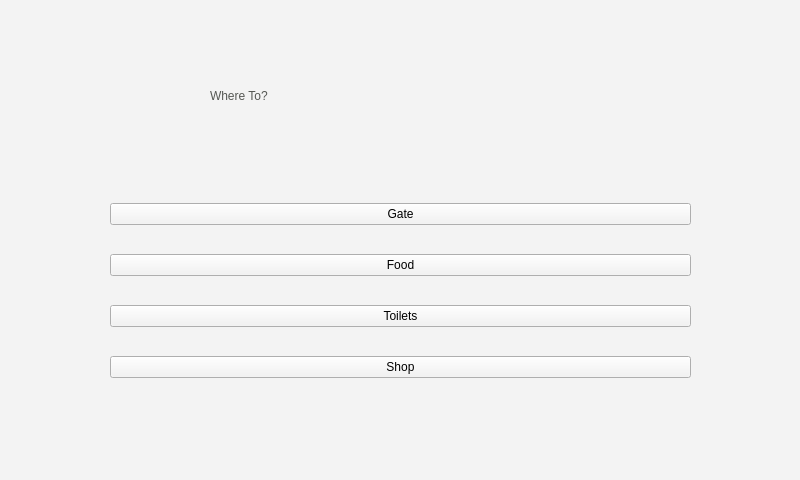
The window that ui/the.ui (yussefsoudan/sdp-ian) describes before a commit, drawn with Qt 5.
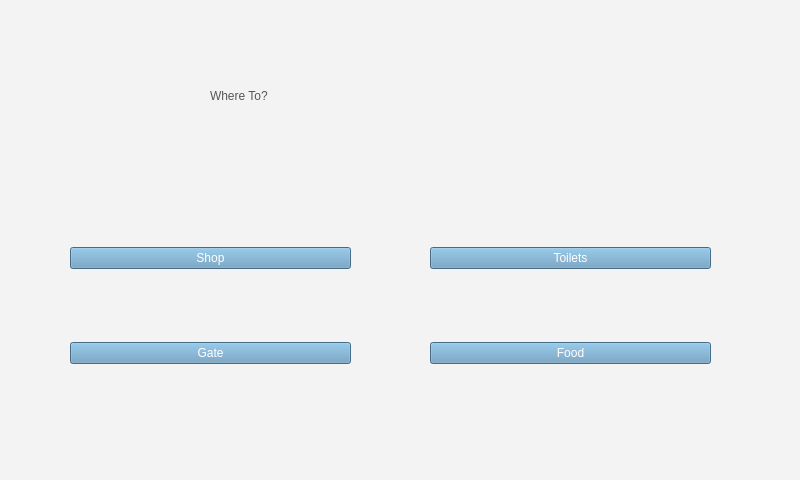
The same window after the commit.

```diff
--- a/ui/the.ui
+++ b/ui/the.ui
@@ -287,41 +287,76 @@
    <widget class="QWidget" name="gridLayoutWidget">
     <property name="geometry">
      <rect>
-      <x>110</x>
+      <x>70</x>
       <y>180</y>
-      <width>581</width>
-      <height>221</height>
+      <width>281</width>
+      <height>251</height>
      </rect>
     </property>
-    <layout class="QGridLayout" name="gridLayout">
-     <item row="0" column="0">
+    <layout class="QVBoxLayout" name="verticalLayout_2">
+     <item>
+      <widget class="QPushButton" name="shop">
+       <property name="styleSheet">
+        <string notr="true">font:20 34pt &quot;montserrat&quot;;
+background-color: rgb(98, 150, 187);
+color: rgb(255, 255, 255);</string>
+       </property>
+       <property name="text">
+        <string>Shop</string>
+       </property>
+      </widget>
+     </item>
+     <item>
       <widget class="QPushButton" name="gate">
+       <property name="styleSheet">
+        <string notr="true">font:20 34pt &quot;montserrat&quot;;
+background-color: rgb(98, 150, 187);
+color: rgb(255, 255, 255);</string>
+       </property>
        <property name="text">
         <string>Gate</string>
        </property>
       </widget>
      </item>
-     <item row="2" column="0">
+    </layout>
+   </widget>
+   <widget class="QWidget" name="verticalLayoutWidget_3">
+    <property name="geometry">
+     <rect>
+      <x>430</x>
+      <y>180</y>
+      <width>281</width>
+      <height>251</height>
+     </rect>
+    </property>
+    <layout class="QVBoxLayout" name="verticalLayout_3">
+     <property name="sizeConstraint">
+      <enum>QLayout::SetMinimumSize</enum>
+     </property>
+     <item>
       <widget class="QPushButton" name="toilet">
+       <property name="styleSheet">
+        <string notr="true">font:20 34pt &quot;montserrat&quot;;
+background-color: rgb(98, 150, 187);
+color: rgb(255, 255, 255);</string>
+       </property>
        <property name="text">
         <string>Toilets</string>
        </property>
       </widget>
      </item>
-     <item row="1" column="0">
+     <item>
       <widget class="QPushButton" name="food">
+       <property name="styleSheet">
+        <string notr="true">font:20 34pt &quot;montserrat&quot;;
+background-color: rgb(98, 150, 187);
+color: rgb(255, 255, 255);</string>
+       </property>
        <property name="text">
         <string>Food</string>
        </property>
       </widget>
      </item>
-     <item row="3" column="0">
-      <widget class="QPushButton" name="shop">
-       <property name="text">
-        <string>Shop</string>
-       </property>
-      </widget>
-     </item>
     </layout>
    </widget>
   </widget>
```
Left out of the diff: 2 changed lines with no effect on the pictures.
